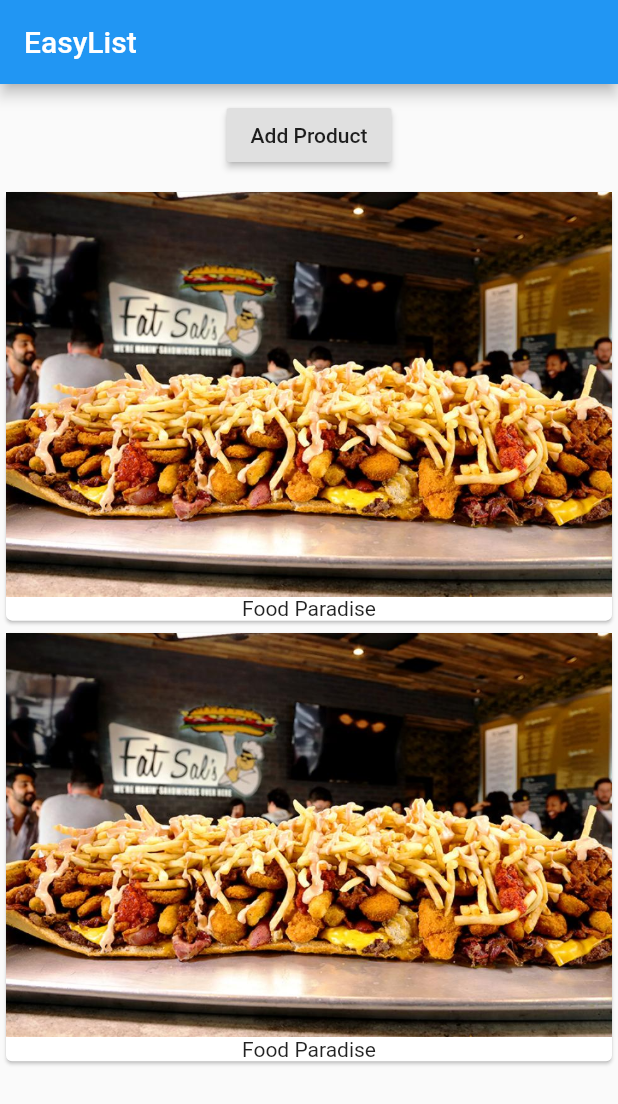
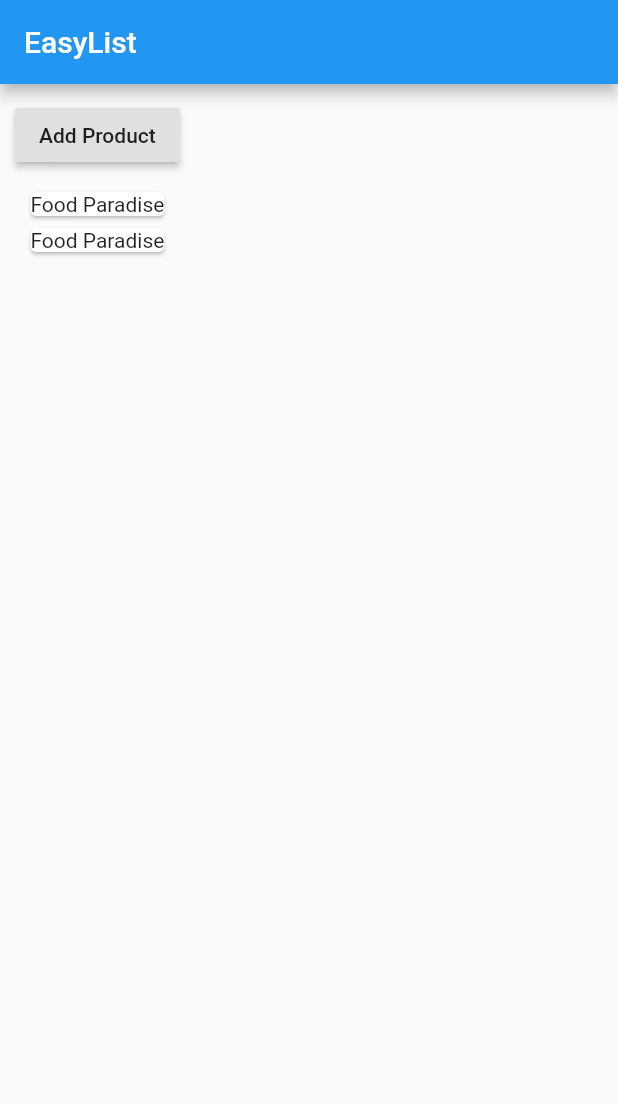
Before and after one commit to stefansidler1993/flutter_course, a Flutter app: the screen it shows after launch, after a tap on "Add Product", on a phone screen of 412 x 824 dp. Shown: the top 1104 px of the screen. Run offline on Flutter 3.47's test engine with Material 2 defaults, Android fonts, the phone set to English and light mode, and no system bars.

Commit message:
basic widgets

```diff
--- a/lib/main.dart
+++ b/lib/main.dart
@@ -1,57 +1,21 @@
 import 'package:flutter/material.dart';
 
-void main() {runApp(MyApp());
+import './product_manager.dart';
+
+void main() {
+  runApp(MyApp());
 }
 
-class MyApp extends StatefulWidget {
-
-  @override
-  State<StatefulWidget> createState() {
-    // TODO: implement createState
-    return _MyAppState();
-  }
-}
-class _MyAppState extends State<MyApp>{
-  List<String> _products = ['Food Tester'];
-
+class MyApp extends StatelessWidget {
   @override
   Widget build(BuildContext context) {
     return MaterialApp(
       home: Scaffold(
-          appBar: AppBar(
-            title: Text('EasyList'),
-          ),
-          body: Column(
-            children: [
-              Container(
-                margin: EdgeInsets.all(10.0),
-                child: RaisedButton(
-                  onPressed: () {
-                    setState(() {
-                      _products.add("Advanced Food Tester");
-                    });
-                  },
-                  child: Text('Add Product'),
-                ),
-              ),
-              Column(
-                children: _products
-                    .map(
-                      (element) => Card(
-                            child: Column(
-                              children: <Widget>[
-                                Image.asset('assets/images/food.jpg'),
-                                Text('Food Paradise')
-                              ],
-                            ),
-                          ),
-                    )
-                    .toList(),
-              ),
-            ],
-          )),
+        appBar: AppBar(
+          title: Text('EasyList'),
+        ),
+        body: ProductManager('Food Tester'),
+      ),
     );
   }
-
-
 }
--- /dev/null
+++ b/lib/product_manager.dart
@@ -0,0 +1,50 @@
+import 'package:flutter/material.dart';
+import './products.dart';
+
+class ProductManager extends StatefulWidget {
+
+  final String startingProduct;
+
+  ProductManager(this.startingProduct);
+
+  @override
+  State<StatefulWidget> createState() {
+    // TODO: implement createState
+    return _ProductManagerState();
+  }
+}
+
+class _ProductManagerState extends State<ProductManager> {
+  List<String> _products = [];
+
+  @override
+  void initState() {
+    super.initState();
+    _products.add(widget.startingProduct);
+  }
+
+  @override
+  void didUpdateWidget(ProductManager oldWidget) {
+    // TODO: implement didUpdateWidget
+    super.didUpdateWidget(oldWidget);
+  }
+
+  @override
+  Widget build(BuildContext context) {
+    // TODO: implement build
+    return Column(children: <Widget>[
+      Container(
+        margin: EdgeInsets.all(10.0),
+        child: RaisedButton(
+          onPressed: () {
+            setState(() {
+              _products.add("Advanced Food Tester");
+            });
+          },
+          child: Text('Add Product'),
+        ),
+      ),
+      Products(_products)
+    ]);
+  }
+}
--- /dev/null
+++ b/lib/products.dart
@@ -0,0 +1,25 @@
+import 'package:flutter/material.dart';
+
+class Products extends StatelessWidget {
+  final List<String> products;
+
+  Products(this.products);
+
+  @override
+  Widget build(BuildContext context) {
+    return Column(
+      children: products
+          .map(
+            (element) => Card(
+                  child: Column(
+                    children: <Widget>[
+                 //     Image.asset('assets/images/food.jpg'),
+                      Text('Food Paradise')
+                    ],
+                  ),
+                ),
+          )
+          .toList(),
+    );
+  }
+}
```
